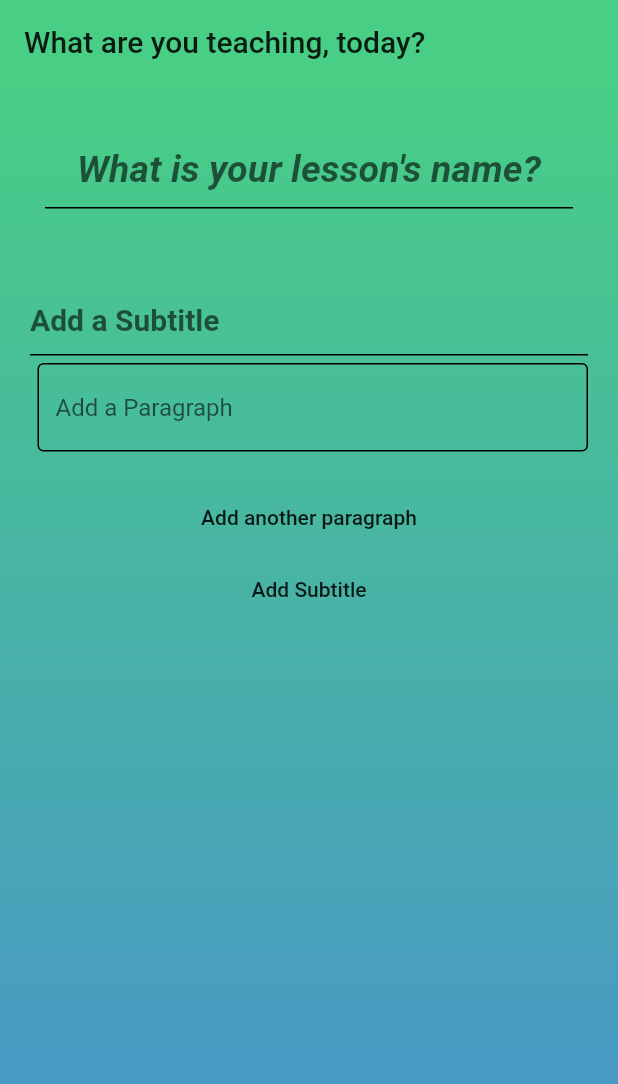
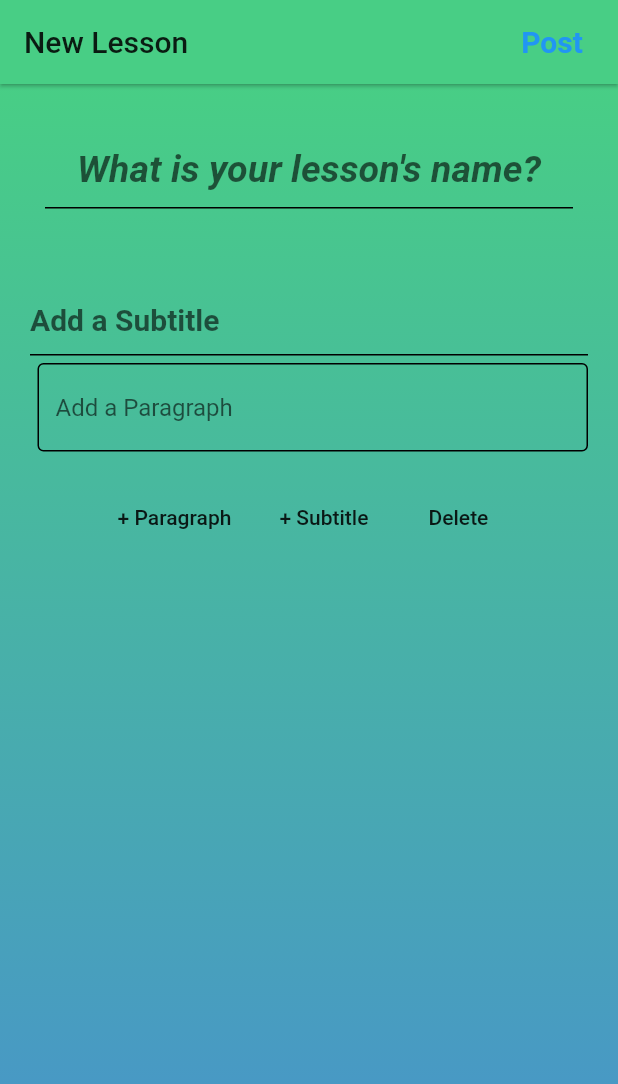
Before and after one commit to weisinjiang/Makeshift_Homeschool, a Flutter app: the screen it shows after launch, on a phone screen of 412 x 824 dp. Shown: the top 1084 px of the screen. Run offline on Flutter 3.47's test engine with Material 2 defaults, Android fonts, the phone set to English and light mode, and no system bars; our stand-ins replace cloud_firestore, firebase_auth, firebase_storage, font_awesome_flutter, google_fonts, image_picker; accounts and stored records are empty.

Commit message:
new post screen update
function to remove paragraphs and subtitles. Warning message when it cant anymore

```diff
--- a/makeshift_homeschool_app/lib/screens/new_post_screen.dart
+++ b/makeshift_homeschool_app/lib/screens/new_post_screen.dart
@@ -1,7 +1,22 @@
 import 'package:flutter/material.dart';
 import 'package:makeshift_homeschool_app/shared/constants.dart';
+import 'package:makeshift_homeschool_app/shared/warning_messages.dart';
 import 'package:makeshift_homeschool_app/widgets/new_post_floating_action_button.dart';
 import 'package:makeshift_homeschool_app/widgets/new_post_widgets.dart';
+import 'package:makeshift_homeschool_app/widgets/snack_bar.dart';
+
+///  Pops up a form for users to create a lesson
+/// Takes a lesson name and multiple subtitles and paragraphs
+/// Users will be able to add additional paragraphs and subtiltes, but there
+/// can only be 1 title.
+///
+/// Structure
+///   Form takes in a list of cutomized TextFormField widgets
+///   Adding a new subtitle or paragraph adds these cutomized widgets into
+///   the list and redraws the screen.
+///
+///   A form key is provided to keep track of the contents in the forms when
+///   a new paragraph or subtitle is added
 
 class NewPostScreen extends StatefulWidget {
   @override
@@ -9,23 +24,17 @@ class NewPostScreen extends StatefulWidget {
 }
 
 class _NewPostScreenState extends State<NewPostScreen> {
+  /// Tracks user data so that if the build method is redrawn, input is saved
   final GlobalKey<FormState> _newPostFormKey = GlobalKey();
-  // Map<String, Widget> userPostManager = {
-  //   "title": lessonTitle(null, null),
 
-  //   "subTitle0": addSubTitle(null, null),
-  //   "paragraph0": addParagraph(null, null)
-  // }; // Tracks titles and paragraphs
-  // Users can add titles and paragraphs to their post, this manages and tracks which is which
-
+  /// Added widgets are in-order and will be placed into Firestore the same way
+  /// Widget index should be the same as the order in which it appears on the
+  /// app from top to bottom: index 0 = first item on the screen
   List<Widget> newPostWidgetList = [
     lessonTitle(null, null),
     addSubTitle(null, null),
     addParagraph(null, null)
   ];
-
-  int subTitleCount = 1; // Posts will always have at least 1 item already
-  int paragraphCount = 1;
 
   @override
   Widget build(BuildContext context) {
@@ -33,50 +42,101 @@ class _NewPostScreenState extends State<NewPostScreen> {
     var screenWidth = MediaQuery.of(context).size.width;
     return Scaffold(
       appBar: AppBar(
-        title: Text("What are you teaching, today?"),
-        elevation: 0.0,
+        title: Text("New Lesson"),
+        elevation: 1.0,
         backgroundColor: kGreenSecondary_analogous2,
+
+        /// Add to the database
+        actions: <Widget>[
+          FlatButton(
+            onPressed: () {},
+            child: Text(
+              "Post",
+              style: TextStyle(
+                  color: Colors.blue,
+                  fontSize: 20,
+                  fontWeight: FontWeight.bold),
+            ),
+            highlightColor: Colors.transparent,
+            color: Colors.transparent,
+            splashColor: Colors.transparent,
+          )
+        ],
       ),
       // used to add paragraphs, images and titles
 
-      body: Container(
+      /// Using a builder because a scaffold is shown in one of the child widgets below
+      /// Scaffold of above is not reachable without the Builder widget.
+      body: Builder(
+        builder: (context) => Container(
+          /// Color of the entire background of this page
           decoration: BoxDecoration(
-          gradient: LinearGradient(
-              colors: [kGreenSecondary_analogous2, kGreenSecondary_analogous1],
-              begin: Alignment.topCenter,
-              end: Alignment.bottomCenter),
+            gradient: LinearGradient(colors: [
+              kGreenSecondary_analogous2,
+              kGreenSecondary_analogous1
+            ], begin: Alignment.topCenter, end: Alignment.bottomCenter),
           ),
           height: screenHeight,
           width: screenWidth,
+
+          /// Users can add infinite amount of subtiles and paragraphs, so when
+          /// it goes out of screen, it should be scrollable
           child: SingleChildScrollView(
             child: Column(
               children: <Widget>[
+                Column(
+                  mainAxisAlignment: MainAxisAlignment.center,
+                  children: <Widget>[
                     Form(
-                key: _newPostFormKey,
+                      key: _newPostFormKey, // Key to preserve input if rebuild
                       child: Column(
-                  children: newPostWidgetList,
+                        children:
+                            newPostWidgetList, // global list of paragraphs, etc
                       ),
                     ),
-              // Add Paragraph
+                    Row(
+                      mainAxisAlignment: MainAxisAlignment.center,
+                      children: <Widget>[
                         FlatButton(
                             onPressed: () {
                               setState(() {
                                 newPostWidgetList.add(addParagraph(null, null));
-
                               });
                             },
-                  child: Text("Add another paragraph")),
+                            child: Text("+ Paragraph")),
 
                         // Add Paragraph
                         FlatButton(
                             onPressed: () {
                               setState(() {
                                 newPostWidgetList.add(addSubTitle(null, null));
-                      newPostWidgetList.add(addParagraph(null, null));
                               });
                             },
-                  child: Text("Add Subtitle")),
+                            child: Text("+ Subtitle")),
+
+                        // Remove last widget
+                        FlatButton(
+                            onPressed: () {
+                              /// By default, the new post should have a title, sub and paragraph.
+                              /// Only remove the most recent text field IF there is more than 3 widgets
+                              if (newPostWidgetList.length > 3) {
+                                setState(() {
+                                  newPostWidgetList.removeLast();
+                                });
+                              } else if (newPostWidgetList.length == 3) {
+                                /// If the textfield is 3, then they cant remove more
+                                Scaffold.of(context).showSnackBar(
+                                    snackBarMessage(
+                                        "You can't remove more fields"));
+                              }
+                            },
+                            child: Text("Delete")),
                       ],
+                    ),
+                  ],
+                ),
+              ],
+            ),
           ),
         ),
       ),
--- a/makeshift_homeschool_app/lib/shared/constants.dart
+++ b/makeshift_homeschool_app/lib/shared/constants.dart
@@ -8,8 +8,7 @@ const kGreenPrimary_shade2 = Color(0xff67B05C);
 const kGreenPrimary_tint1 = Color(0xff8DE081);
 const kGreenPrimary_tint2 = Color(0xff9AE38F);
 
-const kGreenSecondary =
-    Color(0xff48cec8); // color of Makeshift Homeschool title
+const kGreenSecondary =Color(0xff48cec8); // color of Makeshift Homeschool title
 const kGreenSecondary_analogous1 = Color(0xff4891CE);
 const kGreenSecondary_analogous2 = Color(0xff48CE85);
 const kGreenSecondary_analogous2_shade = Color(0xff40B977);
--- a/makeshift_homeschool_app/pubspec.yaml
+++ b/makeshift_homeschool_app/pubspec.yaml
@@ -26,11 +26,14 @@ dependencies:
   # For Google Sign in
   google_sign_in: ^4.5.1
 
+
   provider: ^4.1.3
 
+  # Image Selection Package
   image_picker: ^0.6.7+4
   image_cropper: ^1.2.3
 
+  # Styling
   font_awesome_flutter: ^8.8.1
   google_fonts: ^1.1.0
 
```
Also changed, not shown: makeshift_homeschool_app/lib/shared/warning_messages.dart (added, +12 -0 lines), makeshift_homeschool_app/lib/widgets/image_picker.dart (added, +76 -0 lines). Lines whose indentation alone changed are shown as unchanged.
